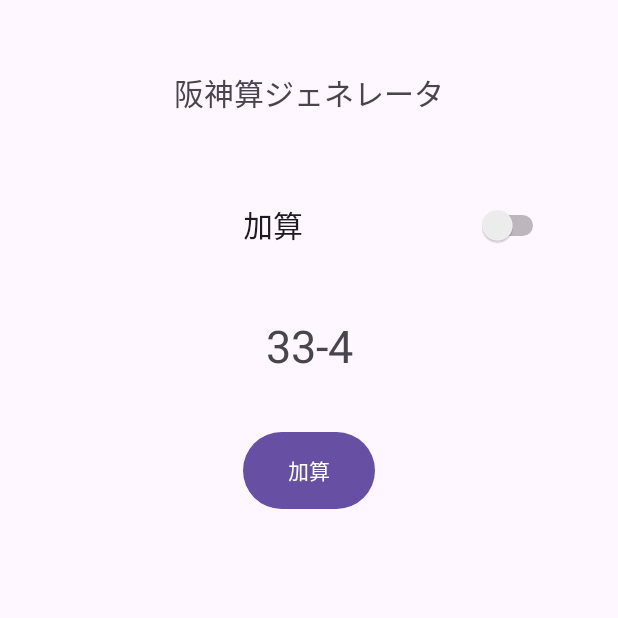
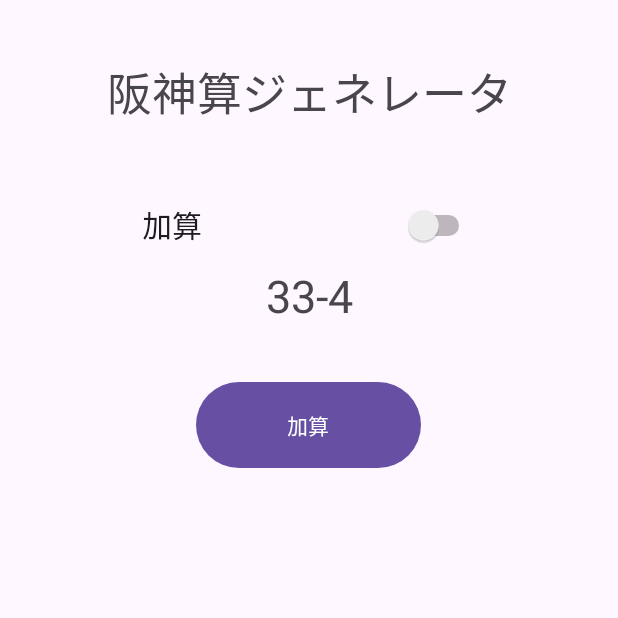
Before and after one commit to Nekkarhoshiyomi/Nahankanmu_app, an Android app: the screen it shows after launch (MainActivity), on a phone screen of 412 x 824 dp, the top half of it. Run offline under Robolectric (Android 15) with nearby library versions, the phone set to English and light mode, and no system bars.

Commit message:
create app

```diff
--- a/app/src/main/java/com/example/nahankamuapp/MainActivity.java
+++ b/app/src/main/java/com/example/nahankamuapp/MainActivity.java
@@ -32,8 +32,8 @@ public class MainActivity extends AppCompatActivity {
         TextView button_mode = findViewById(R.id.btn);
         Button button = findViewById(R.id.btn);
 
-        final int[] left = {33};
-        final int[] right = {4};
+        final long[] left = {33};
+        final long[] right = {4};
 
         // ボタンのクリックリスナー
         button.setOnClickListener(new View.OnClickListener() {
--- a/app/src/main/res/layout/activity_main.xml
+++ b/app/src/main/res/layout/activity_main.xml
@@ -22,15 +22,11 @@
 
         <Switch
             android:id="@+id/swichan"
-            android:layout_width="320dp"
+            android:layout_width="222dp"
             android:layout_height="53dp"
-            android:gravity="center|clip_vertical"
+            android:gravity="center|left"
             android:text="@string/swichan"
             android:textSize="20dp" />
-
-        <Space
-            android:layout_width="match_parent"
-            android:layout_height="50px" />
 
         <TextView
             android:id="@+id/answer"
@@ -46,8 +42,9 @@
 
         <Button
             android:id="@+id/btn"
-            android:layout_width="wrap_content"
-            android:layout_height="59dp"
+            android:layout_width="150dp"
+            android:layout_height="65dp"
+            android:gravity="center"
             android:text="@string/btn" />
 
     </LinearLayout>
--- a/app/src/main/res/values/strings.xml
+++ b/app/src/main/res/values/strings.xml
@@ -1,6 +1,6 @@
 <resources>
     <string name="app_name">Nahankamu app</string>
-    <string name="titele"><font size="20">阪神算ジェネレータ</font></string>
+    <string name="titele"><font size="30">阪神算ジェネレータ</font></string>
     <string name="swichan"><font size="20">加算</font></string>
     <string name="btn">加算</string>
     <string name="answer"><font size="30">33-4</font></string>
```
